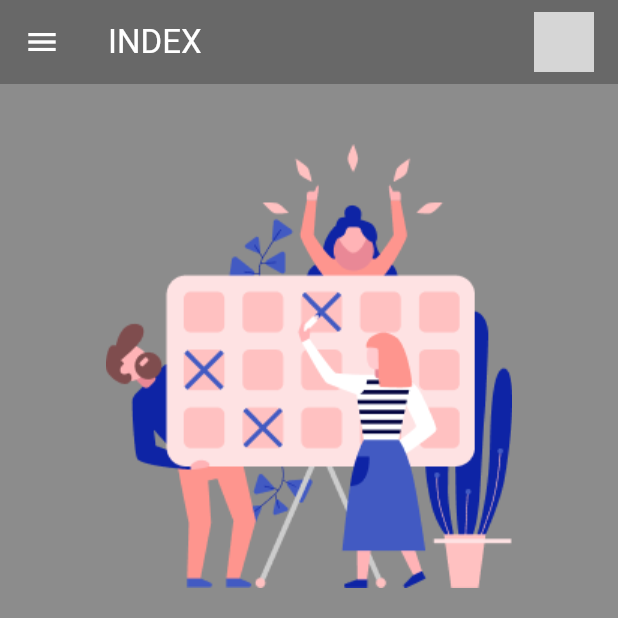
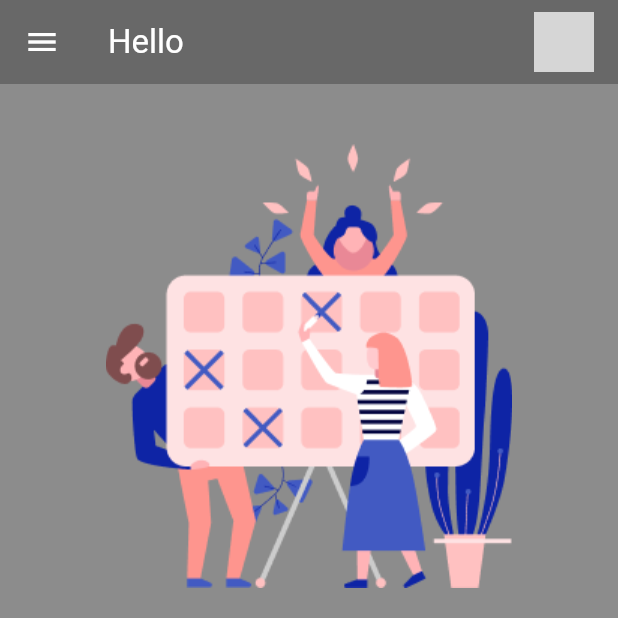
Before and after one commit to dilshan-mp/todo_app, a Flutter app: the HomePage screen opened by its route, after a tap on the "menu" icon, on a phone screen of 412 x 824 dp, the top half of it. Run offline on Flutter 3.47's test engine with Material 3 defaults, Android fonts, the light colour scheme and no system bars; our stand-ins replace cloud_firestore, device_preview, firebase_auth, firebase_core, flutter_svg, google_sign_in and 2 more; accounts and stored records are empty; grey boxes are pictures that could not be loaded.

Commit message:
profile pic view in my profile page

```diff
--- a/lib/screens/profile/profile.dart
+++ b/lib/screens/profile/profile.dart
@@ -1,5 +1,7 @@
 import 'dart:io';
 
+import 'package:cloud_firestore/cloud_firestore.dart';
+import 'package:firebase_auth/firebase_auth.dart';
 import 'package:flutter/foundation.dart';
 import 'package:flutter/material.dart';
 import 'package:image_picker/image_picker.dart';
@@ -15,33 +17,137 @@ class ProfilePage extends StatefulWidget {
 class _ProfilePageState extends State<ProfilePage> {
   File? _profileImage;
   final ImagePicker _picker = ImagePicker();
+  Uint8List? _webImage;
+  String _userName = 'user';
+  String editedName = '';
 
   @override
   void initState() {
-    // TODO: implement initState
     super.initState();
-    loadprofileImage();
+    editedName = _userName;
+    _loadImage();
+    getUserName();
   }
 
-  Future<void> loadprofileImage() async {
+  Future<void> _loadImage() async {
     SharedPreferences prefs = await SharedPreferences.getInstance();
+    if (kIsWeb) {
+      String? imageData = prefs.getString('profile_image');
+      if (imageData != null) {
+        setState(() {
+          _webImage = Uri.parse(imageData)
+              .data!
+              .contentAsBytes(); // Load image data for web
+        });
+      }
+    } else {
       String? imagePath = prefs.getString('profile_image');
-    if (imagePath != null && imagePath.isNotEmpty) {
+      if (imagePath != null) {
         setState(() {
-        _profileImage = File(imagePath);
+          _profileImage = File(imagePath); // Load image path for mobile
         });
       }
     }
+  }
 
-  Future<void> _picImage() async {
+  Future<void> _pickImage() async {
     final XFile? pickedFile =
         await _picker.pickImage(source: ImageSource.gallery);
     if (pickedFile != null) {
+      if (kIsWeb) {
+        Uint8List bytes = await pickedFile.readAsBytes();
         setState(() {
-        _profileImage = File(pickedFile.path);
+          _webImage = bytes; // Update the state with the image bytes
         });
         SharedPreferences prefs = await SharedPreferences.getInstance();
-      await prefs.setString('profile_image', pickedFile.path);
+        await prefs.setString('profile_image',
+            Uri.dataFromBytes(_webImage!).toString()); // Save as data URI
+      } else {
+        setState(() {
+          _profileImage =
+              File(pickedFile.path); // Update the state with the selected image
+        });
+        SharedPreferences prefs = await SharedPreferences.getInstance();
+        await prefs.setString(
+            'profile_image', pickedFile.path); // Save the file path
+      }
+    }
+  }
+  void _showDialogBox() {
+    showDialog(
+      context: context,
+      builder: (BuildContext context) {
+        return AlertDialog(
+          title: const Text("Edit Task"),
+          content: TextField(
+            onChanged: (value) {
+              editedName = value; // Update the edited task text
+            },
+            controller: TextEditingController(text: editedName),
+            decoration: const InputDecoration(
+              hintText: "Enter new task text",
+            ),
+          ),
+          actions: [
+            TextButton(
+              onPressed: () {
+                Navigator.of(context).pop();
+              },
+              child: const Text("Cancel"),
+            ),
+            TextButton(
+              onPressed: () {
+                setState(() {
+                  _userName = editedName;
+                });
+                updateUserNameInFirestore(editedName);
+                Navigator.of(context).pop();
+              },
+              child: const Text("Save"),
+            ),
+          ],
+        );
+      },
+    );
+  }
+
+  Future<String> getUserName() async {
+    try {
+      User? user = FirebaseAuth.instance.currentUser;
+      if (user != null) {
+        DocumentSnapshot userDoc = await FirebaseFirestore.instance
+            .collection('Users')
+            .doc(user.uid)
+            .get();
+        if (userDoc.exists && userDoc.data() != null) {
+          Map<String, dynamic> userData =
+              userDoc.data() as Map<String, dynamic>;
+          setState(() {
+            _userName = userData['name'] ?? 'User';
+            editedName = _userName;
+          });
+        }
+      }
+    } catch (e) {
+      print('Error fetching user name: $e');
+    }
+    return 'user';
+  }
+
+  Future<void> updateUserNameInFirestore(String newName) async {
+    try {
+      User? user = FirebaseAuth.instance.currentUser;
+      if (user != null) {
+        await FirebaseFirestore.instance
+            .collection('Users')
+            .doc(user.uid)
+            .update({
+          'name': newName,
+        });
+        print('User name updated successfully');
+      }
+    } catch (e) {
+      print('Error updating user name: $e');
     }
   }
 
@@ -63,27 +169,35 @@ class _ProfilePageState extends State<ProfilePage> {
             children: [
               Center(
                 child: ElevatedButton(
-                  onPressed: _picImage,
+                  onPressed: _pickImage,
                   style: ElevatedButton.styleFrom(
-                      padding:
-                          EdgeInsets.zero, // Removes padding around the image
+                    padding: EdgeInsets.zero,
                     shape: const CircleBorder(),
-                      fixedSize: const Size(60, 60)),
-                  child:  CircleAvatar(
-                    backgroundImage:_profileImage!=null?FileImage(_profileImage!):const AssetImage(
-                      'assets/profile_picture.jpg',
+                    fixedSize: const Size(60, 60),
                   ),
+                  child: CircleAvatar(
+                    backgroundImage: kIsWeb
+                        ? (_webImage != null ? MemoryImage(_webImage!) : null)
+                        : (_profileImage != null
+                            ? FileImage(_profileImage!)
+                            : null),
                     radius: 40,
+                    child: (_webImage == null && _profileImage == null)
+                        ? const Icon(
+                            Icons.camera_alt,
+                            size: 60,
+                          )
+                        : null,
                   ),
                 ),
               ),
               const SizedBox(
                 height: 20,
               ),
-              const Text(
-                'Martha Hays',
-                style: TextStyle(fontSize: 20, color: Colors.white),
-              ),
+              Text(
+                _userName,
+                style: const TextStyle(fontSize: 18, color: Colors.white),
+              )
             ],
           ),
           const SizedBox(
@@ -95,7 +209,7 @@ class _ProfilePageState extends State<ProfilePage> {
               Padding(
                 padding: const EdgeInsets.only(bottom: 20, right: 20),
                 child: IconButton(
-                  onPressed: () {},
+                  onPressed: _showDialogBox,
                   icon: const Icon(
                     Icons.edit,
                     color: Colors.white,
@@ -467,7 +581,10 @@ class _ProfilePageState extends State<ProfilePage> {
                           left: 24,
                         ),
                         child: TextButton(
-                          onPressed: () {},
+                          onPressed: () {
+                            Navigator.pushReplacementNamed(
+                                context, '/firstLoginPage');
+                          },
                           child: const Text(
                             'Log Out',
                             style: TextStyle(color: Colors.red),
--- a/lib/screens/taskPage/homePage.dart
+++ b/lib/screens/taskPage/homePage.dart
@@ -11,6 +11,28 @@ class HomePage extends StatelessWidget {
   @override
   Widget build(BuildContext context) {
     //final user = FirebaseAuth.instance.currentUser;
+    Future<String> getUserName() async {
+      try {
+        User? user = FirebaseAuth.instance.currentUser;
+        if (user != null) {
+          DocumentSnapshot userDoc = await FirebaseFirestore.instance
+              .collection('Users')
+              .doc(user.uid)
+              .get();
+          if (userDoc.exists && userDoc.data() != null) {
+            Map<String, dynamic> userData =
+                userDoc.data() as Map<String, dynamic>;
+            print('User data: $userData');
+            return userData['name'] ?? 'User';
+          }
+        }
+        return 'user'; // Fallback in case of null data or non-existent document
+      } catch (e) {
+        print('Error fetching user name: $e');
+        return 'user'; // Fallback in case of an error
+      }
+    }
+
     return Scaffold(
       backgroundColor: Colors.black26,
       appBar: AppBar(
@@ -28,10 +50,26 @@ class HomePage extends StatelessWidget {
             color: Colors.white,
           ),
         ),
-        title: const Text(
-          "INDEX",
-          style: TextStyle(color: Colors.white),
-        ),
+        title: FutureBuilder(
+            future: getUserName(),
+            builder: (context, snapshot) {
+              if (snapshot.connectionState == ConnectionState.waiting) {
+                return const Text(
+                  "Loading....",
+                  style: TextStyle(color: Colors.white),
+                );
+              }
+              if (snapshot.hasError) {
+                return const Text(
+                  "Error",
+                  style: TextStyle(color: Colors.white),
+                );
+              }
+              return Text(
+                "Hello ${snapshot.data}",
+                style: const TextStyle(color: Colors.white),
+              );
+            }),
         backgroundColor: Colors.black26,
         actions: [
           Padding(
@@ -41,7 +79,7 @@ class HomePage extends StatelessWidget {
                 print("User image tapped");
               },
               child: const CircleAvatar(
-                backgroundImage: AssetImage('assets/user_image.png'),
+                backgroundImage: AssetImage(''),
                 radius: 20,
               ),
             ),
@@ -112,14 +150,13 @@ class HomePage extends StatelessWidget {
                             context,
                             MaterialPageRoute(
                               builder: (context) => EditPage(
-                                taskId:taskId,
+                                taskId: taskId,
                                 taskText: taskText,
                                 createdAt: createdAt,
                                 categoryColor: categoryColor,
                                 icon: icon,
                                 category: category,
                                 priority: priority.toString(),
-
                               ),
                             ),
                           );
--- a/lib/services/database.dart
+++ b/lib/services/database.dart
@@ -3,7 +3,7 @@ import 'package:cloud_firestore/cloud_firestore.dart';
 class DatabaseMethods {
   Future addUser(String userId, Map<String, dynamic> userInfoMap) {
     return FirebaseFirestore.instance
-        .collection("User")
+        .collection("Users")
         .doc(userId)
         .set(userInfoMap);
   }
```
Also changed, not shown: lib/screens/loginPages/registerPage.dart (+16 -2 lines), 1 other file. Lines whose indentation alone changed are shown as unchanged.
